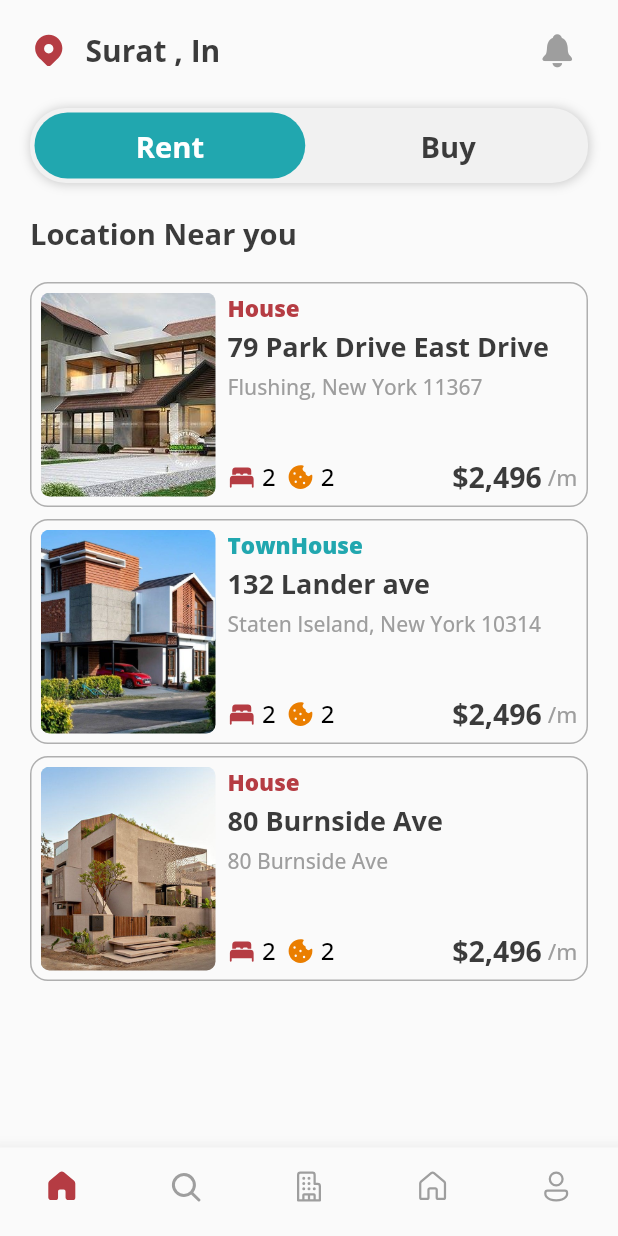
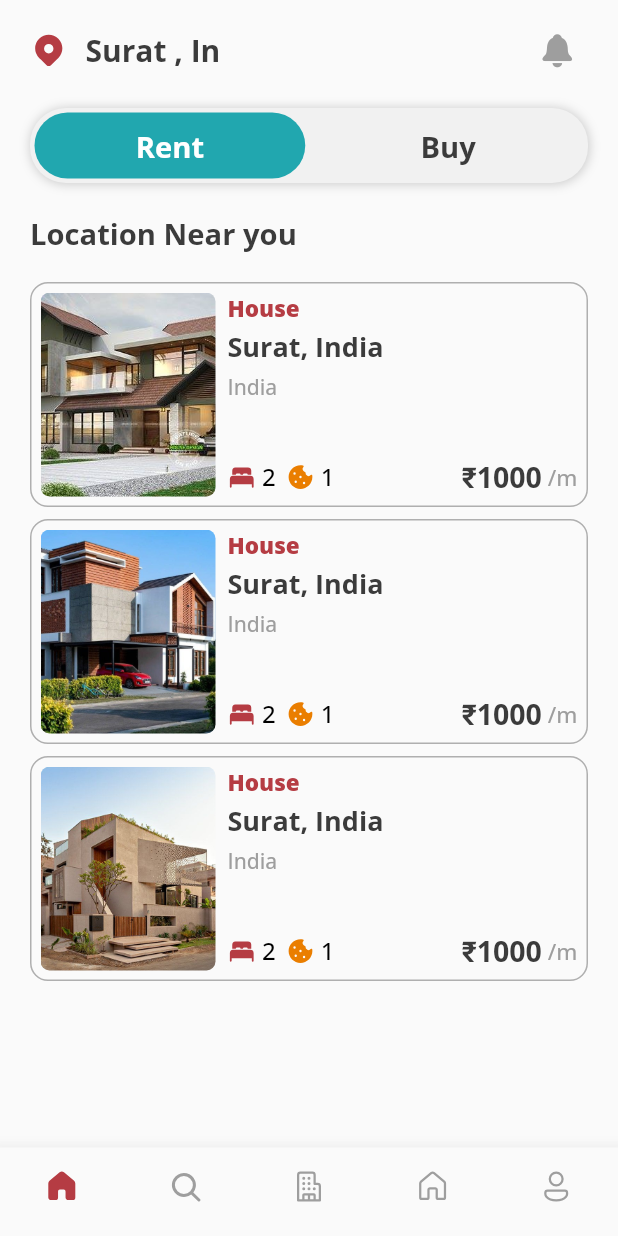
Before and after one commit to harshbhanderi22/pg_hostel_rent_service_app_flutter, a Flutter app: the screen it shows once a user with an empty profile is signed in, on a phone screen of 412 x 824 dp. Run offline on Flutter 3.47's test engine with Material 2 defaults, Android fonts, the phone set to English and light mode, and no system bars; our stand-ins replace firebase_auth, firebase_core, fluentui_icons, flutter_screenutil, fluttertoast, google_fonts and 1 more; accounts and stored records are empty.

Commit message:
Property Full View Screen Added and Code Refactored

```diff
--- /dev/null
+++ b/lib/Model/property_model.dart
@@ -0,0 +1,14 @@
+class PropertyModel {
+  final String image;
+  final String type;
+  final String address;
+  final String subAddress;
+  final String price;
+  final String bed;
+  final String bath;
+  final String parking;
+  final String kitchen;
+
+  PropertyModel(this.image, this.type, this.address, this.subAddress,
+      this.price, this.bed, this.bath, this.parking, this.kitchen);
+}
--- /dev/null
+++ b/lib/Utils/Components/rent_property_card.dart
@@ -0,0 +1,125 @@
+import 'package:fluentui_icons/fluentui_icons.dart';
+import 'package:flutter/material.dart';
+import 'package:real/Model/property_model.dart';
+import 'package:real/Utils/app_styles.dart';
+
+class RentPropertyCard extends StatelessWidget {
+  final PropertyModel propertyModel;
+
+  const RentPropertyCard({super.key, required this.propertyModel});
+  @override
+  Widget build(BuildContext context) {
+    return Container(
+      margin: const EdgeInsets.only(bottom: 8.0),
+      padding: const EdgeInsets.all(6.0),
+      height: 150,
+      decoration: BoxDecoration(
+          borderRadius: BorderRadius.circular(12.0),
+          border: Border.all(
+              color: Colors.black.withOpacity(0.3),
+              style: BorderStyle.solid,
+              width: 1.0)),
+      child: Row(children: [
+        Expanded(
+            flex: 1,
+            child: Container(
+              decoration: BoxDecoration(
+                borderRadius: BorderRadius.circular(6),
+                image: DecorationImage(
+                  fit: BoxFit.cover,
+                  image: AssetImage(propertyModel.image),
+                ),
+              ),
+            )),
+        const SizedBox(
+          width: 8,
+        ),
+        Expanded(
+            flex: 2,
+            child: Column(
+              mainAxisAlignment: MainAxisAlignment.start,
+              crossAxisAlignment: CrossAxisAlignment.start,
+              children: [
+                Text(
+                  propertyModel.type,
+                  style: Styles.cardTextStyle
+                      .copyWith(color: Styles.darkPrimaryColor),
+                ),
+                const SizedBox(
+                  height: 4.0,
+                ),
+                Text(
+                  propertyModel.address,
+                  style: Styles.headLineStyle2.copyWith(fontSize: 18),
+                ),
+                const SizedBox(
+                  height: 4.0,
+                ),
+                Text(
+                  propertyModel.subAddress,
+                  style: Styles.headLineStyle3.copyWith(fontSize: 14),
+                ),
+                const Spacer(),
+                Row(
+                  children: [
+                    Row(
+                      children: [
+                        Icon(
+                          FluentSystemIcons.ic_fluent_bed_filled,
+                          color: Styles.darkPrimaryColor,
+                          size: 19,
+                        ),
+                        const SizedBox(
+                          width: 4.0,
+                        ),
+                        Text(
+                          propertyModel.bath,
+                          style: Styles.headLineStyle4
+                              .copyWith(color: Colors.black),
+                        )
+                      ],
+                    ),
+                    const SizedBox(
+                      width: 7.0,
+                    ),
+                    Row(
+                      children: [
+                        Icon(
+                          FluentSystemIcons.ic_fluent_cookies_filled,
+                          color: Styles.yellowColor,
+                          size: 19,
+                        ),
+                        const SizedBox(
+                          width: 4.0,
+                        ),
+                        Text(
+                          propertyModel.kitchen,
+                          style: Styles.headLineStyle4
+                              .copyWith(color: Colors.black),
+                        )
+                      ],
+                    ),
+                    const Spacer(),
+                    Row(
+                      children: [
+                        Text(
+                          "₹${propertyModel.price}",
+                          style: Styles.headLineStyle2.copyWith(fontSize: 19.0),
+                        ),
+                        const SizedBox(
+                          width: 4.0,
+                        ),
+                        Text(
+                          "/m",
+                          style: Styles.headLineStyle4.copyWith(fontSize: 15.0),
+                        )
+                      ],
+                    ),
+                  ],
+                )
+              ],
+            ))
+      ]),
+    );
+  }
+}
--- a/lib/Utils/general_utils.dart
+++ b/lib/Utils/general_utils.dart
@@ -1,3 +1,4 @@
+import 'package:flutter/widgets.dart';
 import 'package:fluttertoast/fluttertoast.dart';
 
 class GeneralUtils {
@@ -15,4 +16,12 @@ class GeneralUtils {
 
     return regex.hasMatch(email);
   }
+
+  static double getHeight(BuildContext context) {
+    return MediaQuery.of(context).size.height;
+  }
+
+  static double getWidth(BuildContext context) {
+    return MediaQuery.of(context).size.width;
+  }
 }
--- a/lib/View/Main Screens/explore_screen.dart
+++ b/lib/View/Main Screens/explore_screen.dart
@@ -2,7 +2,7 @@ import 'package:fluentui_icons/fluentui_icons.dart';
 import 'package:flutter/cupertino.dart';
 import 'package:flutter/material.dart';
 import 'package:provider/provider.dart';
-import 'package:real/View/buy_product.dart';
+import 'package:real/View/rent_propery_view.dart';
 import 'package:real/Viewmodel/explore_viewmodel.dart';
 import '../../Utils/app_styles.dart';
 
@@ -16,7 +16,7 @@ class ExploreScreen extends StatefulWidget {
 class _ExploreScreenState extends State<ExploreScreen> {
   @override
   Widget build(BuildContext context) {
-    print("Whole Build");
+
     return SafeArea(
       child: SizedBox(
         height: MediaQuery.of(context).size.height,
@@ -133,7 +133,7 @@ class _ExploreScreenState extends State<ExploreScreen> {
               const SizedBox(
                 height: 20.0,
               ),
-              const Expanded(child: BuyProduct())
+              const Expanded(child: RentProperty())
             ],
           ),
         ),
--- /dev/null
+++ b/lib/View/Main Screens/full_property_view_screen.dart
@@ -0,0 +1,75 @@
+import 'package:flutter/material.dart';
+import 'package:real/Model/property_model.dart';
+import 'package:real/Utils/general_utils.dart';
+
+class PropertyViewScreen extends StatefulWidget {
+  final PropertyModel propertyModel;
+  const PropertyViewScreen({super.key, required this.propertyModel});
+
+  @override
+  State<PropertyViewScreen> createState() => _PropertyViewScreenState();
+}
+
+class _PropertyViewScreenState extends State<PropertyViewScreen> {
+  @override
+  Widget build(BuildContext context) {
+    return SafeArea(
+        child: Scaffold(
+      body: Column(
+        children: [
+          Stack(
+            children: [
+              ClipRRect(
+                borderRadius: const BorderRadius.only(
+                  bottomLeft: Radius.circular(30.0),
+                  bottomRight: Radius.circular(30.0),
+                ),
+                child: Image.asset(
+                  widget.propertyModel.image,
+                  fit: BoxFit.cover,
+                  width: GeneralUtils.getWidth(context),
+                  height: GeneralUtils.getHeight(context) / 2.5,
+                ),
+              ),
+              Positioned(
+                top: 20,
+                left: 20,
+                child: InkWell(
+                  onTap: () {
+                    Navigator.of(context).pop();
+                  },
+                  child: const CircleAvatar(
+                    radius: 20,
+                    backgroundColor: Colors.white,
+                    child: Icon(
+                      Icons.arrow_back_ios_new_outlined,
+                      color: Colors.black,
+                    ),
+                  ),
+                ),
+              ),
+              Positioned(
+                top: 20,
+                right: 20,
+                child: InkWell(
+                  onTap: () {
+                    Navigator.of(context).pop();
+                  },
+                  child: CircleAvatar(
+                    radius: 20,
+                    backgroundColor: Colors.red.shade400,
+                    child: const Icon(
+                      Icons.favorite,
+                      color: Colors.white,
+                    ),
+                  ),
+                ),
+              ),
+            ],
+          ),
+
+        ],
+      ),
+    ));
+  }
+}
--- a/lib/View/buy_product.dart
+++ /dev/null
@@ -1,138 +0,0 @@
-import 'package:fluentui_icons/fluentui_icons.dart';
-import 'package:flutter/material.dart';
-
-import '../Utils/app_styles.dart';
-
-class BuyProduct extends StatefulWidget {
-  const BuyProduct({Key? key}) : super(key: key);
-
-  @override
-  State<BuyProduct> createState() => _BuyProductState();
-}
-
-class _BuyProductState extends State<BuyProduct> {
-  // List of Images..
-  //TODO: upload original Images
-  static final List _imageList = [0, 1, 2];
-  //List of Text..
-  //TODO: Change According the add in type of home
-  static final List<Widget> _textWidget = <Widget>[
-    Text(
-      "House",
-      style: Styles.cardTextStyle.copyWith(
-          color: Styles.darkPrimaryColor),
-    ),
-     Text(
-      "TownHouse",
-      style: Styles.cardTextStyle.copyWith(
-          color: Styles.tealColor),
-    ),
-     Text(
-      "House",
-      style: Styles.cardTextStyle.copyWith(
-          color: Styles.darkPrimaryColor),
-    ),
-
-  ];
-  //List of Address..
-  //TODO: Change According the add in Address
-  static final List<Widget> _addressWidget = <Widget>[
-    Text(
-      "79 Park Drive East Drive",
-      style: Styles.headLineStyle2.copyWith(fontSize: 18),
-    ),
-     Text(
-      "132 Lander ave",
-      style: Styles.headLineStyle2.copyWith(fontSize: 18),
-    ),
-      Text(
-      "80 Burnside Ave",
-      style: Styles.headLineStyle2.copyWith(fontSize: 18),
-    ),];
-    //List of Address..
-  //TODO: Change According the add in SubAddress
-  static final List<Widget> _subAddressWidget = <Widget>[
-    Text(
-      "Flushing, New York 11367",
-      style: Styles.headLineStyle3.copyWith(fontSize: 14),
-    ),
-     Text(
-      "Staten Iseland, New York 10314",
-      style: Styles.headLineStyle3.copyWith(fontSize: 14),
-    ),
-      Text(
-      "80 Burnside Ave",
-      style: Styles.headLineStyle3.copyWith(fontSize: 14),
-    ),
-
-  ];
-  @override
-  Widget build(BuildContext context) {
-    return ListView.builder(
-      itemCount: 3,
-      itemBuilder: (BuildContext context, int index) {
-        return Container(
-          margin: const EdgeInsets.only(bottom: 8.0),
-          padding: const EdgeInsets.all(6.0),
-          height: 150,
-          decoration: BoxDecoration(
-              borderRadius: BorderRadius.circular(12.0),
-              border: Border.all(
-                  color: Colors.black.withOpacity(0.3),
-                  style: BorderStyle.solid,
-                  width: 1.0)),
-          child: Row(children: [
-            Expanded(
-                flex: 1,
-                child: Container(
-                  decoration: BoxDecoration(
-                    borderRadius: BorderRadius.circular(6),
-                    image: DecorationImage(
-                      fit: BoxFit.cover,
-                      image: AssetImage(
-                          "assets/images/home${_imageList[index]}.jpg"),
-                    ),
-                  ),
-                )),
-                SizedBox( width: 8,),
-            Expanded(
-                flex: 2,
-                child: Container(
-                  child: Column(
-                    mainAxisAlignment: MainAxisAlignment.start,
-                    crossAxisAlignment: CrossAxisAlignment.start,
-                    children: [
-                      _textWidget[index],
-                     const  SizedBox(height: 4.0,),
-                      _addressWidget[index],
-                      const  SizedBox(height: 4.0,),
-                      _subAddressWidget[index],
-                      const Spacer(),
-                      Row(children: [
-                        Row(children: [
-                          Icon(FluentSystemIcons.ic_fluent_bed_filled , color: Styles.darkPrimaryColor,size: 19,),
-                           const SizedBox(width: 4.0,),
-                          Text("2", style: Styles.headLineStyle4.copyWith(color: Colors.black),)
-                        ],),
-                        const SizedBox(width: 7.0,),
-                         Row(children: [
-                          Icon(FluentSystemIcons.ic_fluent_cookies_filled , color: Styles.yellowColor,size: 19,),
-                           const SizedBox(width: 4.0,),
-                          Text("2", style: Styles.headLineStyle4.copyWith(color: Colors.black),)
-                        ],),
-                        const Spacer(),
-                        Row(children: [
-                          Text( "\$2,496",style: Styles.headLineStyle2.copyWith(fontSize: 19.0),),
-                           const SizedBox(width: 4.0,),
-                          Text("/m", style: Styles.headLineStyle4.copyWith(fontSize: 15.0),)
-                        ],),
-                      ],)
-                    ],
-                  ),
-                ))
-          ]),
-        );
-      },
-    );
-  }
-}
--- a/lib/View/home_screen.dart
+++ b/lib/View/home_screen.dart
@@ -1,5 +1,4 @@
 import 'package:fluentui_icons/fluentui_icons.dart';
-import 'package:flutter/cupertino.dart';
 import 'package:flutter/material.dart';
 import 'package:real/View/Main%20Screens/explore_screen.dart';
 
--- /dev/null
+++ b/lib/View/rent_propery_view.dart
@@ -0,0 +1,40 @@
+import 'package:flutter/material.dart';
+import 'package:real/Model/property_model.dart';
+import 'package:real/Utils/Components/rent_property_card.dart';
+import 'package:real/View/Main%20Screens/full_property_view_screen.dart';
+
+class RentProperty extends StatefulWidget {
+  const RentProperty({Key? key}) : super(key: key);
+
+  @override
+  State<RentProperty> createState() => _RentPropertyState();
+}
+
+class _RentPropertyState extends State<RentProperty> {
+  @override
+  Widget build(BuildContext context) {
+    return ListView.builder(
+      itemCount: 3,
+      itemBuilder: (BuildContext context, int index) {
+        PropertyModel propertyModel = PropertyModel(
+            "assets/images/home$index.jpg",
+            "House",
+            "Surat, India",
+            "India",
+            "1000",
+            "2",
+            "2",
+            "1",
+            "1");
+        return InkWell(
+          onTap: () {
+            Navigator.of(context).push(MaterialPageRoute(
+                builder: (context) =>
+                    PropertyViewScreen(propertyModel: propertyModel)));
+          },
+          child: RentPropertyCard(propertyModel: propertyModel),
+        );
+      },
+    );
+  }
+}
```
